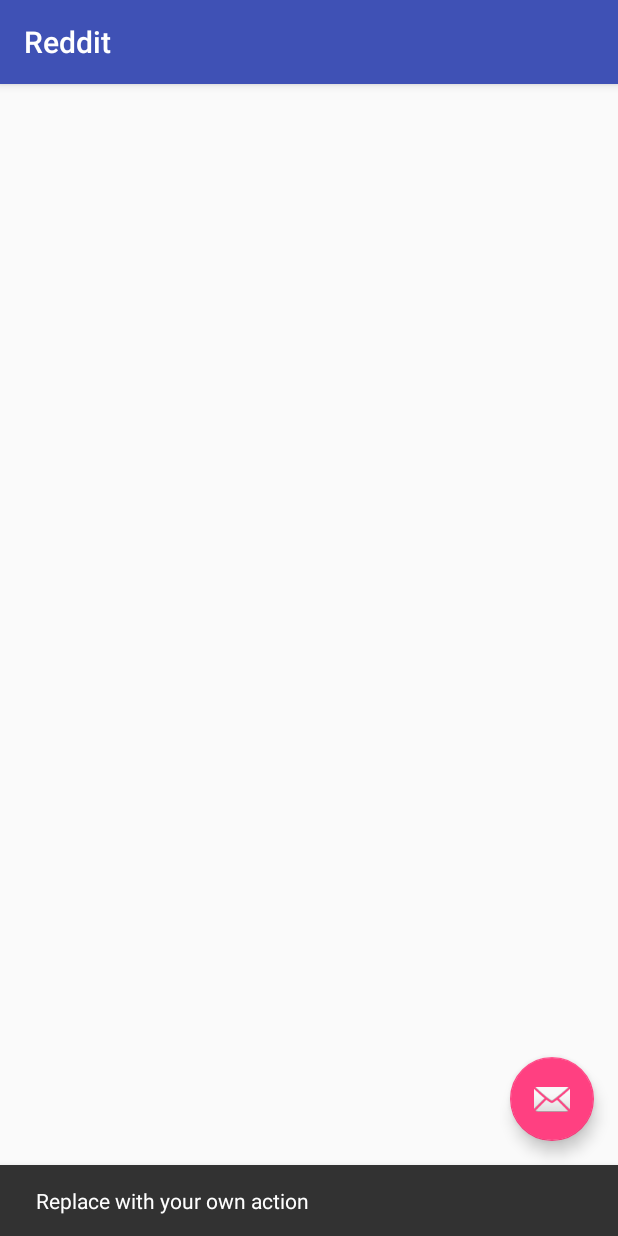
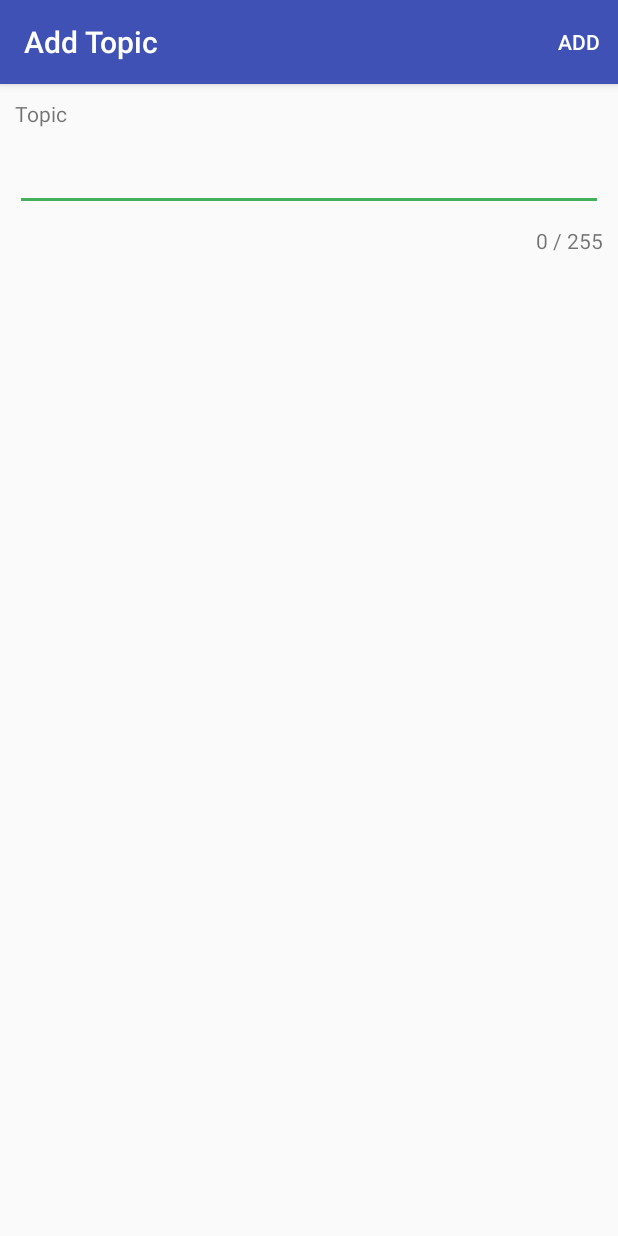
Before and after one commit to tcf150/reddit, an Android app: the screen it shows after launch (MainActivity before the commit, AddTopicActivity after it), after a tap on an icon or button, on a phone screen of 412 x 824 dp. Run offline under Robolectric (Android 15) with nearby library versions, the phone set to English and light mode, and no system bars; 1 statement that could not run was skipped.

Commit message:
Add AddTopic presenter, view, and menu; update BaseApiClient keep the static service reference; update MainPresenter due to BaseApiClient updated; add plus button and update theme colorAccent color;

```diff
--- a/Reddit/app/build.gradle
+++ b/Reddit/app/build.gradle
@@ -24,13 +24,14 @@ dependencies {
     androidTestCompile('com.android.support.test.espresso:espresso-core:2.2.2', {
         exclude group: 'com.android.support', module: 'support-annotations'
     })
+    compile 'com.android.support:design:25.3.1'
     compile 'com.android.support:appcompat-v7:25.3.1'
     compile 'com.android.support:design:25.3.1'
     compile 'com.android.support:support-v4:25.3.1'
     compile 'com.android.support:cardview-v7:25.3.1'
     compile 'com.android.support:recyclerview-v7:25.3.1'
-    compile 'com.android.support:design:25.3.1'
     compile 'com.squareup.retrofit2:retrofit:2.2.0'
     compile 'com.squareup.retrofit2:converter-gson:2.2.0'
+    compile 'com.android.support.constraint:constraint-layout:1.0.2'
     testCompile 'junit:junit:4.12'
 }
--- a/Reddit/app/src/main/AndroidManifest.xml
+++ b/Reddit/app/src/main/AndroidManifest.xml
@@ -16,6 +16,7 @@
         <activity
             android:name=".ui.Main.MainActivity"
             android:label="@string/app_name"
+            android:screenOrientation="sensorPortrait"
             android:theme="@style/AppTheme.NoActionBar">
             <intent-filter>
                 <action android:name="android.intent.action.MAIN" />
@@ -23,6 +24,11 @@
                 <category android:name="android.intent.category.LAUNCHER" />
             </intent-filter>
         </activity>
+        <activity
+            android:name=".ui.AddTopic.AddTopicActivity"
+            android:label="@string/add_topic"
+            android:screenOrientation="sensorPortrait"
+            android:theme="@style/AppTheme.NoActionBar"/>
     </application>
 
 </manifest>
--- a/Reddit/app/src/main/java/com/zachary/reddit/base/BaseApiClient.java
+++ b/Reddit/app/src/main/java/com/zachary/reddit/base/BaseApiClient.java
@@ -10,14 +10,17 @@ import retrofit2.converter.gson.GsonConverterFactory;
  */
 
 public class BaseApiClient {
+    private static  RedditService service;
 
     public static RedditService getTopicService(){
-        Retrofit retrofit = new Retrofit.Builder()
-                .baseUrl("http://zacharytongreddit.000webhostapp.com")
-                .addConverterFactory(GsonConverterFactory.create())
-                .build();
+        if (service == null) {
+            Retrofit retrofit = new Retrofit.Builder()
+                    .baseUrl("http://zacharytongreddit.000webhostapp.com")
+                    .addConverterFactory(GsonConverterFactory.create())
+                    .build();
 
-        RedditService service = retrofit.create(RedditService.class);
+            service = retrofit.create(RedditService.class);
+        }
         return service;
     }
 }
--- /dev/null
+++ b/Reddit/app/src/main/java/com/zachary/reddit/ui/AddTopic/AddTopicActivity.java
@@ -0,0 +1,53 @@
+package com.zachary.reddit.ui.AddTopic;
+
+import android.support.v7.app.AppCompatActivity;
+import android.os.Bundle;
+import android.support.v7.widget.Toolbar;
+import android.view.Menu;
+import android.view.MenuInflater;
+import android.view.MenuItem;
+
+import com.zachary.reddit.R;
+import com.zachary.reddit.base.BaseAppCompatActivity;
+
+public class AddTopicActivity extends BaseAppCompatActivity {
+    private AddTopicPresenter mPresenter;
+    @Override
+    protected void onCreate(Bundle savedInstanceState) {
+        super.onCreate(savedInstanceState);
+    }
+
+    @Override
+    protected void setupContentView() {
+        setContentView(R.layout.activity_add_topic);
+    }
+
+    @Override
+    protected void setupUI() {
+        Toolbar toolbar = (Toolbar) findViewById(R.id.toolbar);
+        setSupportActionBar(toolbar);
+
+        AddTopicFragment addTopicFragment = new AddTopicFragment();
+        mPresenter = new AddTopicPresenter(addTopicFragment);
+
+        getSupportFragmentManager().beginTransaction().add(R.id.flContainer,addTopicFragment).commit();
+    }
+
+    @Override
+    public boolean onCreateOptionsMenu(Menu menu) {
+        MenuInflater inflater = getMenuInflater();
+        inflater.inflate(R.menu.add_topic_menu, menu);
+        return true;
+    }
+
+    @Override
+    public boolean onOptionsItemSelected(MenuItem item) {
+        switch (item.getItemId()){
+            case R.id.menu_add:
+                mPresenter.addTopic();
+                return true;
+            default:
+                return super.onOptionsItemSelected(item);
+        }
+    }
+}
--- /dev/null
+++ b/Reddit/app/src/main/java/com/zachary/reddit/ui/AddTopic/AddTopicFragment.java
@@ -0,0 +1,91 @@
+package com.zachary.reddit.ui.AddTopic;
+
+import android.os.Bundle;
+import android.support.annotation.Nullable;
+import android.text.Editable;
+import android.text.TextWatcher;
+import android.view.LayoutInflater;
+import android.view.View;
+import android.view.ViewGroup;
+import android.widget.EditText;
+import android.widget.TextView;
+import android.widget.Toast;
+
+import com.zachary.reddit.R;
+import com.zachary.reddit.base.BaseFragment;
+
+/**
+ * Created by user on 10/5/2017.
+ */
+
+public class AddTopicFragment extends BaseFragment implements AddTopicContract.View {
+    private AddTopicContract.Presenter mPresenter;
+
+    private EditText etTopic;
+    private TextView tvWordCount;
+
+    @Override
+    public void onCreate(@Nullable Bundle savedInstanceState) {
+        super.onCreate(savedInstanceState);
+    }
+
+    @Override
+    public void setPresenter(AddTopicContract.Presenter presenter) {
+        mPresenter = presenter;
+    }
+
+    @Nullable
+    @Override
+    public View onCreateView(LayoutInflater inflater, @Nullable ViewGroup container, @Nullable Bundle savedInstanceState) {
+        View rootView = inflater.inflate(R.layout.fragment_add_topic,container,false);
+
+        etTopic = getViewByView(rootView,R.id.etTopic);
+        tvWordCount = getViewByView(rootView,R.id.tvWordCount);
+
+        etTopic.addTextChangedListener(new TextWatcher() {
+            @Override
+            public void beforeTextChanged(CharSequence s, int start, int count, int after) {
+
+            }
+
+            @Override
+            public void onTextChanged(CharSequence s, int start, int before, int count) {
+
+            }
+
+            @Override
+            public void afterTextChanged(Editable s) {
+                mPresenter.onTextChanged(s.toString());
+            }
+        });
+
+        return rootView;
+    }
+
+    @Override
+    public void onResume() {
+        super.onResume();
+        mPresenter.start();
+    }
+
+    @Override
+    public void setWordCount(int count) {
+        tvWordCount.setText(String.format(getString(R.string.word_count_format),count));
+    }
+
+    @Override
+    public void showEmptyTextToast() {
+        Toast.makeText(getContext(), R.string.error_topic_empty, Toast.LENGTH_SHORT).show();
+    }
+
+    @Override
+    public void addTopicSuccessful(String message) {
+        Toast.makeText(getContext(), message, Toast.LENGTH_SHORT).show();
+        getActivity().finish();
+    }
+
+    @Override
+    public void showErrorToast(String message) {
+        Toast.makeText(getContext(), message, Toast.LENGTH_SHORT).show();
+    }
+}
--- /dev/null
+++ b/Reddit/app/src/main/java/com/zachary/reddit/ui/AddTopic/AddTopicPresenter.java
@@ -0,0 +1,74 @@
+package com.zachary.reddit.ui.AddTopic;
+
+import android.util.Log;
+
+import com.zachary.reddit.base.BaseApiClient;
+import com.zachary.reddit.data.DataManager;
+import com.zachary.reddit.service.RedditService;
+import com.zachary.reddit.service.model.CreateTopicResponse;
+
+import retrofit2.Call;
+import retrofit2.Callback;
+import retrofit2.Response;
+
+/**
+ * Created by user on 10/5/2017.
+ */
+
+public class AddTopicPresenter implements AddTopicContract.Presenter {
+    private final static String TAG = "AddTopicPresenter";
+    private AddTopicContract.View mView;
+
+    private String mText = "";
+
+    public AddTopicPresenter(AddTopicContract.View view){
+        mView = view;
+        mView.setPresenter(this);
+    }
+
+    @Override
+    public void start() {
+        mView.setWordCount(mText.length());
+    }
+
+    @Override
+    public void onTextChanged(String text) {
+        mText = text;
+        mView.setWordCount(mText.length());
+    }
+
+    @Override
+    public void addTopic() {
+        if (mText.length() == 0) {
+            mView.showEmptyTextToast();
+            return;
+        }
+
+        Log.d(TAG,"Begin up vote");
+        //fire up vote service
+        Call<CreateTopicResponse> call = BaseApiClient.getTopicService().createTopic(mText);
+        call.enqueue(new Callback<CreateTopicResponse>() {
+            @Override
+            public void onResponse(Call<CreateTopicResponse> call, Response<CreateTopicResponse> response) {
+                CreateTopicResponse createTopicResponse = response.body();
+                Log.d(TAG,"complete up vote");
+                if (createTopicResponse != null){
+                    if (createTopicResponse.getStatus().isSuccess()){
+                        Log.d(TAG,"up vote success");
+                        mView.addTopicSuccessful(createTopicResponse.getStatus().getStatusDesc());
+                    }else{
+                        Log.d(TAG,"up vote fail");
+                        mView.showErrorToast(createTopicResponse.getStatus().getStatusDesc());
+                    }
+                }
+            }
+
+            @Override
+            public void onFailure(Call<CreateTopicResponse> call, Throwable t) {
+                t.printStackTrace();
+                mView.showErrorToast(t.getMessage());
+
+            }
+        });
+    }
+}
--- a/Reddit/app/src/main/java/com/zachary/reddit/ui/Main/MainActivity.java
+++ b/Reddit/app/src/main/java/com/zachary/reddit/ui/Main/MainActivity.java
@@ -1,5 +1,6 @@
 package com.zachary.reddit.ui.Main;
 
+import android.content.Intent;
 import android.os.Bundle;
 import android.support.design.widget.FloatingActionButton;
 import android.support.design.widget.Snackbar;
@@ -11,6 +12,7 @@ import android.view.MenuItem;
 
 import com.zachary.reddit.R;
 import com.zachary.reddit.base.BaseAppCompatActivity;
+import com.zachary.reddit.ui.AddTopic.AddTopicActivity;
 
 public class MainActivity extends BaseAppCompatActivity {
 
@@ -33,8 +35,8 @@ public class MainActivity extends BaseAppCompatActivity {
         fab.setOnClickListener(new View.OnClickListener() {
             @Override
             public void onClick(View view) {
-                Snackbar.make(view, "Replace with your own action", Snackbar.LENGTH_LONG)
-                        .setAction("Action", null).show();
+                Intent intent = new Intent(MainActivity.this, AddTopicActivity.class);
+               startActivity(intent);
             }
         });
 
--- a/Reddit/app/src/main/java/com/zachary/reddit/ui/Main/MainPresenter.java
+++ b/Reddit/app/src/main/java/com/zachary/reddit/ui/Main/MainPresenter.java
@@ -25,7 +25,6 @@ public class MainPresenter implements MainContract.Presenter {
     private final static String TAG = "MainPresenter";
 
     private final MainContract.View mView;
-    private RedditService service;
 
     public MainPresenter(@NonNull MainContract.View view){
         mView = view;
@@ -34,10 +33,6 @@ public class MainPresenter implements MainContract.Presenter {
 
     @Override
     public void start() {
-        if (service == null){
-            service = BaseApiClient.getTopicService();
-        }
-
         getTopicList(true);
     }
 
@@ -52,7 +47,7 @@ public class MainPresenter implements MainContract.Presenter {
         if (topicId < 0) return;
         Log.d(TAG,"Begin up vote");
         //fire up vote service
-        Call<UpVoteResponse> call = service.upVote(topicId);
+        Call<UpVoteResponse> call = BaseApiClient.getTopicService().upVote(topicId);
         call.enqueue(new Callback<UpVoteResponse>() {
             @Override
             public void onResponse(Call<UpVoteResponse> call, Response<UpVoteResponse> response) {
@@ -87,7 +82,7 @@ public class MainPresenter implements MainContract.Presenter {
         if (topicId < 0) return;
         Log.d(TAG,"begin down vote");
         //fire down vote service
-        Call<DownVoteResponse> call = service.downVote(topicId);
+        Call<DownVoteResponse> call = BaseApiClient.getTopicService().downVote(topicId);
         call.enqueue(new Callback<DownVoteResponse>() {
             @Override
             public void onResponse(Call<DownVoteResponse> call, Response<DownVoteResponse> response) {
@@ -126,7 +121,7 @@ public class MainPresenter implements MainContract.Presenter {
         }
         Log.d(TAG,"begin get topic list");
         //fire getTopicList
-        Call<GetTopicListResponse> call = service.getTopicList(20,0);
+        Call<GetTopicListResponse> call = BaseApiClient.getTopicService().getTopicList(20,0);
         call.enqueue(new Callback<GetTopicListResponse>() {
             @Override
             public void onResponse(Call<GetTopicListResponse> call, Response<GetTopicListResponse> response) {
--- /dev/null
+++ b/Reddit/app/src/main/res/layout/activity_add_topic.xml
@@ -0,0 +1,29 @@
+<?xml version="1.0" encoding="utf-8"?>
+<android.support.design.widget.CoordinatorLayout xmlns:android="http://schemas.android.com/apk/res/android"
+xmlns:app="http://schemas.android.com/apk/res-auto"
+xmlns:tools="http://schemas.android.com/tools"
+android:layout_width="match_parent"
+android:layout_height="match_parent"
+tools:context="com.zachary.reddit.ui.AddTopic.AddTopicActivity">
+
+<android.support.design.widget.AppBarLayout
+    android:layout_width="match_parent"
+    android:layout_height="wrap_content"
+    android:theme="@style/AppTheme.AppBarOverlay">
+
+    <android.support.v7.widget.Toolbar
+        android:id="@+id/toolbar"
+        android:layout_width="match_parent"
+        android:layout_height="?attr/actionBarSize"
+        android:background="?attr/colorPrimary"
+        app:popupTheme="@style/AppTheme.PopupOverlay" />
+
+</android.support.design.widget.AppBarLayout>
+
+<FrameLayout
+    android:id="@+id/flContainer"
+    app:layout_behavior="@string/appbar_scrolling_view_behavior"
+    android:layout_width="match_parent"
+    android:layout_height="match_parent"/>
+
+</android.support.design.widget.CoordinatorLayout>
--- a/Reddit/app/src/main/res/layout/activity_main.xml
+++ b/Reddit/app/src/main/res/layout/activity_main.xml
@@ -32,6 +32,6 @@
         android:layout_height="wrap_content"
         android:layout_gravity="bottom|end"
         android:layout_margin="@dimen/fab_margin"
-        app:srcCompat="@android:drawable/ic_dialog_email" />
+        app:srcCompat="@drawable/plus" />
 
 </android.support.design.widget.CoordinatorLayout>
--- /dev/null
+++ b/Reddit/app/src/main/res/layout/fragment_add_topic.xml
@@ -0,0 +1,27 @@
+<?xml version="1.0" encoding="utf-8"?>
+<LinearLayout xmlns:android="http://schemas.android.com/apk/res/android"
+    android:orientation="vertical" android:layout_width="match_parent"
+    android:padding="@dimen/fibonacci_5"
+    android:layout_height="match_parent">
+
+    <TextView
+        android:text="@string/topic"
+        android:layout_width="wrap_content"
+        android:layout_height="wrap_content" />
+
+    <EditText
+        android:id="@+id/etTopic"
+        android:maxLength="255"
+        android:layout_marginTop="@dimen/fibonacci_5"
+        android:layout_width="match_parent"
+        android:layout_height="wrap_content" />
+
+    <TextView
+        android:id="@+id/tvWordCount"
+        android:layout_gravity="right"
+        android:text="@string/word_count_format"
+        android:layout_marginTop="@dimen/fibonacci_5"
+        android:layout_width="wrap_content"
+        android:layout_height="wrap_content" />
+
+</LinearLayout>
--- /dev/null
+++ b/Reddit/app/src/main/res/menu/add_topic_menu.xml
@@ -0,0 +1,8 @@
+<?xml version="1.0" encoding="utf-8"?>
+<menu xmlns:android="http://schemas.android.com/apk/res/android"
+    xmlns:app="http://schemas.android.com/apk/res-auto">
+    <item
+        android:id="@+id/menu_add"
+        android:title="@string/add"
+        app:showAsAction="always" />
+</menu>
--- a/Reddit/app/src/main/res/values/colors.xml
+++ b/Reddit/app/src/main/res/values/colors.xml
@@ -2,5 +2,5 @@
 <resources>
     <color name="colorPrimary">#3F51B5</color>
     <color name="colorPrimaryDark">#303F9F</color>
-    <color name="colorAccent">#FF4081</color>
+    <color name="colorAccent">#43b05c</color>
 </resources>
--- a/Reddit/app/src/main/res/values/strings.xml
+++ b/Reddit/app/src/main/res/values/strings.xml
@@ -1,4 +1,11 @@
 <resources>
     <string name="app_name">Reddit</string>
     <string name="action_settings">Settings</string>
+
+    <string name="topic">Topic</string>
+    <string name="add_topic">Add Topic</string>
+    <string name="add">Add</string>
+    <string name="word_count_format">%d / 255</string>
+
+    <string name="error_topic_empty">Topic cannot be empty</string>
 </resources>
```
Also changed, not shown: Reddit/app/src/main/java/com/zachary/reddit/ui/AddTopic/AddTopicContract.java (added, +22 -0 lines), Reddit/app/src/main/res/drawable-hdpi/plus.png (added).
